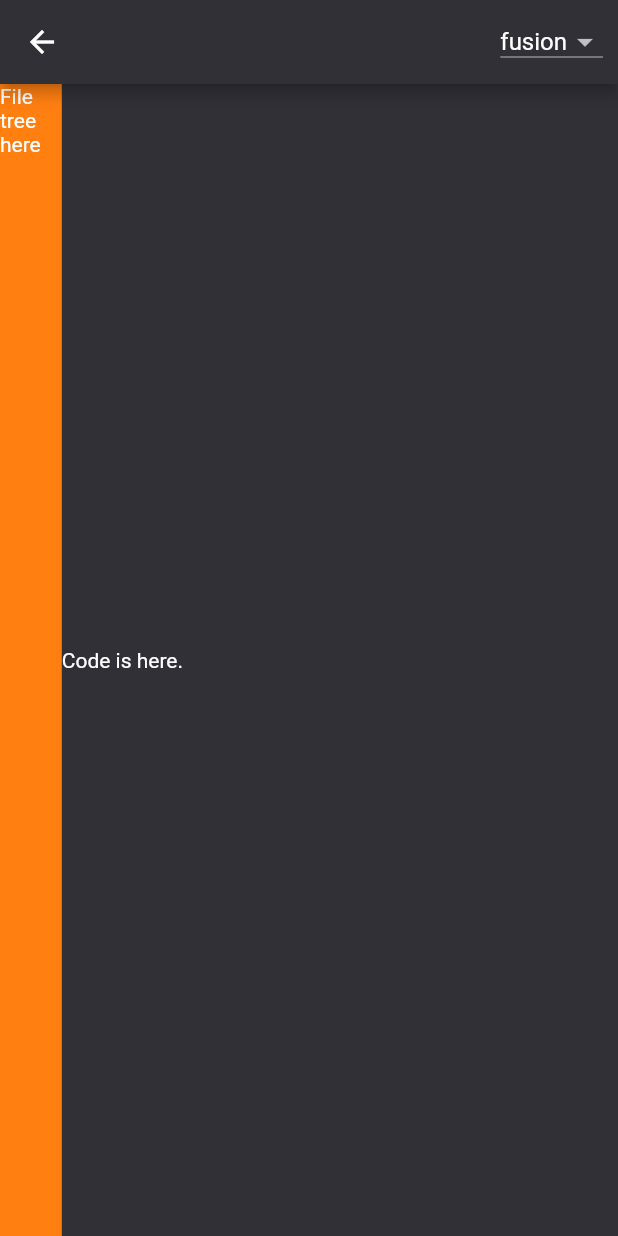
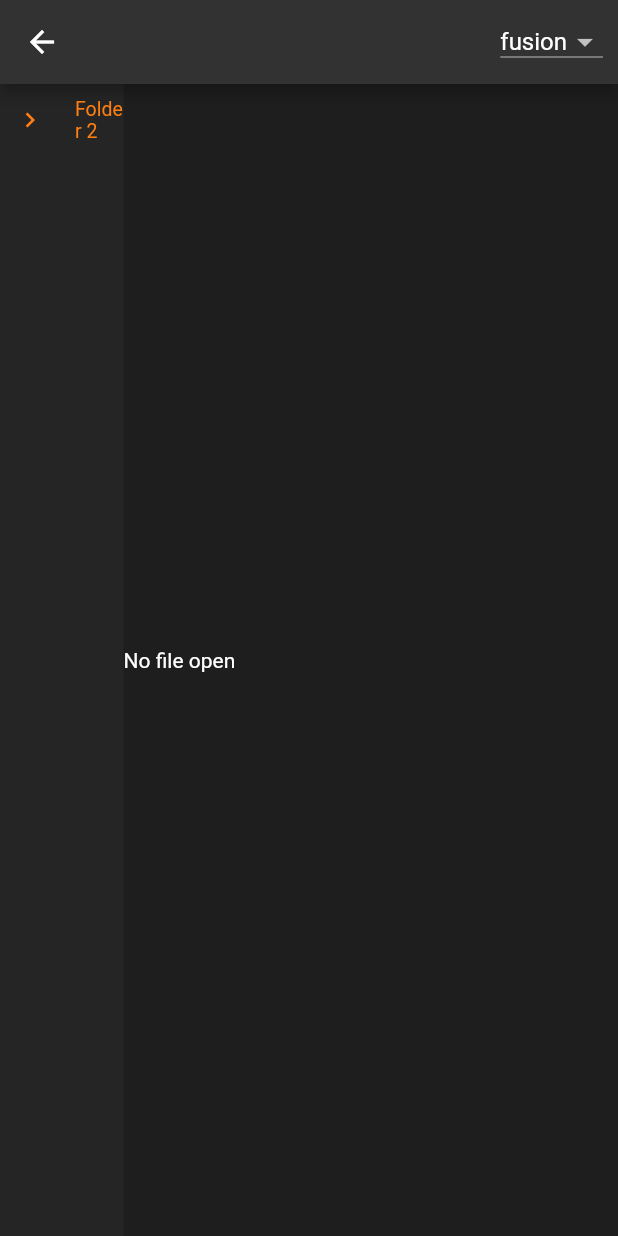
Before and after one commit to barboraplasovska/jaguar, a Flutter app: the screen it shows after launch, after a tap on "Open the editor", on a phone screen of 412 x 824 dp. Run offline on Flutter 3.47's test engine with Material 2 defaults, Android fonts, the phone set to English and light mode, and no system bars.

Commit message:
feat: file tree component (#11)
* feat: file tree working, even opens file and shows its name

* feat: made file tree pretty & changed some theme clours

```diff
--- a/lib/backend/domains/service/node_service/node_service.dart
+++ b/lib/backend/domains/service/node_service/node_service.dart
@@ -22,7 +22,7 @@ class NodeService implements INodeService {
   INode create(INode? folder, String name, NodeType type) {
     FileSystemEntity newFile;
 
-    String path = folder != null ?  folder.getPath() + name : name;
+    String path = folder != null ? folder.getPath() + name : name;
     if (type == NodeType.file) {
       newFile = File(path);
     } else {
--- a/lib/components/file_detail/file_detail.dart
+++ b/lib/components/file_detail/file_detail.dart
@@ -1,10 +1,19 @@
+import 'dart:io';
+
 import 'package:flutter/material.dart';
 
 class FileDetail extends StatelessWidget {
-  const FileDetail({super.key});
+  final FileSystemEntity? selectedFile;
+
+  const FileDetail({
+    super.key,
+    this.selectedFile,
+  });
 
   @override
   Widget build(BuildContext context) {
-    return const Text("Code is here.");
+    return selectedFile != null
+        ? Text(selectedFile.toString())
+        : const Text("No file open");
   }
 }
--- /dev/null
+++ b/lib/components/file_tree/file_provider.dart
@@ -0,0 +1,19 @@
+import 'dart:io';
+
+import 'package:flutter/material.dart';
+import 'package:provider/provider.dart';
+
+class FileProvider extends ChangeNotifier {
+  FileSystemEntity? _selectedFile;
+
+  FileSystemEntity? get selectedFile => _selectedFile;
+
+  set selectedFile(FileSystemEntity? file) {
+    _selectedFile = file;
+    notifyListeners();
+  }
+
+  static FileProvider create(BuildContext context) {
+    return Provider.of<FileProvider>(context, listen: false);
+  }
+}
--- a/lib/components/file_tree/file_tree.dart
+++ b/lib/components/file_tree/file_tree.dart
@@ -1,15 +1,36 @@
 import 'package:flutter/material.dart';
+import 'package:pingfrontend/backend/domains/entity/node_interface.dart';
+import 'package:provider/provider.dart';
+
+import 'file_provider.dart';
+import 'tree_view.dart';
 
 class FileTree extends StatelessWidget {
-  const FileTree({super.key});
+  final INode root;
+
+  const FileTree({
+    super.key,
+    required this.root,
+  });
 
   @override
   Widget build(BuildContext context) {
-    return Container(
-      color: Theme.of(context).colorScheme.primary,
-      child: const Column(
-        children: [Text("File tree here")],
-      ),
+    return Consumer<FileProvider>(
+      builder: (context, fileProvider, _) {
+        return ChangeNotifierProvider<FileProvider>.value(
+          value: fileProvider,
+          child: TreeView(
+            root: root,
+            onFileSelected: (file) {
+              final fileProvider = Provider.of<FileProvider>(
+                context,
+                listen: false,
+              );
+              fileProvider.selectedFile = file;
+            },
+          ),
+        );
+      },
     );
   }
 }
--- /dev/null
+++ b/lib/components/file_tree/tree_view.dart
@@ -0,0 +1,101 @@
+import 'dart:io';
+
+import 'package:flutter/material.dart';
+
+import '../../backend/domains/entity/node_interface.dart';
+
+class TreeView extends StatefulWidget {
+  final INode root;
+  final void Function(FileSystemEntity file)? onFileSelected;
+
+  const TreeView({
+    Key? key,
+    required this.root,
+    required this.onFileSelected,
+  }) : super(key: key);
+
+  @override
+  State<TreeView> createState() => _TreeViewState();
+}
+
+class _TreeViewState extends State<TreeView> {
+  List<INode> expandedNodes = [];
+
+  void toggleExpansion(INode node) {
+    setState(() {
+      if (expandedNodes.contains(node)) {
+        expandedNodes.remove(node);
+      } else {
+        expandedNodes.add(node);
+      }
+    });
+  }
+
+  Widget _buildNode(INode node, {double level = 0}) {
+    if (node.isFolder()) {
+      bool isExpanded = expandedNodes.contains(node);
+
+      return Container(
+        padding: EdgeInsets.only(left: 20 * level),
+        child: Column(
+          crossAxisAlignment: CrossAxisAlignment.start,
+          children: [
+            ListTile(
+              dense: true,
+              hoverColor:
+                  Theme.of(context).colorScheme.primary.withOpacity(0.2),
+              horizontalTitleGap: 0,
+              contentPadding: const EdgeInsets.only(left: 10),
+              leading: Icon(
+                isExpanded
+                    ? Icons.keyboard_arrow_down
+                    : Icons.keyboard_arrow_right,
+                size: 20,
+                color: Theme.of(context).colorScheme.primary,
+              ),
+              title: Text(
+                node.getPath(),
+                style: TextStyle(
+                  color: Theme.of(context).colorScheme.primary,
+                ),
+              ),
+              onTap: () {
+                toggleExpansion(node);
+              },
+            ),
+            if (isExpanded)
+              ...node
+                  .getChildren()
+                  .map(
+                    (child) => _buildNode(
+                      child,
+                      level: level + 1,
+                    ),
+                  )
+                  .toList(),
+          ],
+        ),
+      );
+    } else {
+      return ListTile(
+        dense: true,
+        hoverColor: Theme.of(context).colorScheme.primary.withOpacity(0.2),
+        title: Text(node.getPath()),
+        onTap: () {
+          if (widget.onFileSelected != null) {
+            widget.onFileSelected!(node.getFile());
+          }
+        },
+      );
+    }
+  }
+
+  @override
+  Widget build(BuildContext context) {
+    return ListView(
+      children: [
+        _buildNode(widget.root),
+      ],
+    );
+  }
+}
--- a/lib/pages/code_editor/code_editor_page.dart
+++ b/lib/pages/code_editor/code_editor_page.dart
@@ -1,8 +1,13 @@
+import 'dart:io';
+
 import 'package:flutter/material.dart';
 import 'package:pingfrontend/components/file_tree/file_tree.dart';
 import 'package:provider/provider.dart';
 
+import '../../backend/domains/entity/node/node.dart';
+import '../../backend/domains/entity/node_interface.dart';
 import '../../components/file_detail/file_detail.dart';
+import '../../components/file_tree/file_provider.dart';
 import '../../themes/theme_switcher.dart';
 
 class CodeEditorPage extends StatefulWidget {
@@ -13,14 +18,38 @@ class CodeEditorPage extends StatefulWidget {
 }
 
 class _CodeEditorPageState extends State<CodeEditorPage> {
+  // FIXME-begin: hardcoded for file-tree
+  final INode root = Node(
+    File('Folder 2'),
+    NodeType.folder,
+    [
+      Node(File('File 3'), NodeType.file, []),
+      Node(
+        File('Subfolder'),
+        NodeType.folder,
+        [
+          Node(File('File 4'), NodeType.file, []),
+        ],
+      ),
+    ],
+  );
+  // FIXME-end:
+
   @override
   Widget build(BuildContext context) {
     final themeSwitcher = Provider.of<ThemeSwitcher>(context);
 
-    return Scaffold(
-      backgroundColor: Theme.of(context).colorScheme.secondary,
+    return MultiProvider(
+      providers: [
+        ChangeNotifierProvider<FileProvider>(create: (_) => FileProvider()),
+        ChangeNotifierProvider<ThemeSwitcher>.value(
+          value: themeSwitcher,
+        ),
+      ],
+      child: Scaffold(
+        backgroundColor: Theme.of(context).colorScheme.background,
         appBar: AppBar(
-        backgroundColor: Theme.of(context).colorScheme.primaryContainer,
+          backgroundColor: Theme.of(context).colorScheme.onBackground,
           actions: [
             Padding(
               padding: const EdgeInsets.all(10),
@@ -43,17 +72,29 @@ class _CodeEditorPageState extends State<CodeEditorPage> {
             ),
           ],
         ),
-      body: const Row(
+        body: Row(
           children: [
             Expanded(
-            flex: 1,
-            child: FileTree(),
+              flex: 2,
+              child: Container(
+                color: Theme.of(context).colorScheme.primaryContainer,
+                child: FileTree(
+                  root: root,
                 ),
-          Expanded(
-            flex: 9,
-            child: FileDetail(),
+              ),
+            ),
+            Consumer<FileProvider>(
+              builder: (context, fileProvider, _) {
+                return Expanded(
+                  flex: 8,
+                  child: FileDetail(
+                    selectedFile: fileProvider.selectedFile,
+                  ),
+                );
+              },
             ),
           ],
+        ),
       ),
     );
   }
--- a/lib/themes/fusion_theme.dart
+++ b/lib/themes/fusion_theme.dart
@@ -13,9 +13,9 @@ ThemeData _fusionTheme() {
       onSecondary: const Color(0xFFF5F5F5),
       tertiary: const Color(0xFF058ED9),
       onTertiary: const Color(0xFFF5F5F5),
-      background: const Color(0xFFF5F5F5),
-      onBackground: const Color(0xFF050401),
-      primaryContainer: const Color(0xFF303036),
+      background: const Color(0xFF1E1E1E),
+      onBackground: const Color(0xFF323233),
+      primaryContainer: const Color(0xFF252526),
     ),
   );
 }
--- a/lib/themes/java_theme.dart
+++ b/lib/themes/java_theme.dart
@@ -13,9 +13,9 @@ ThemeData _javaTheme() {
       onSecondary: const Color(0xFF050401),
       tertiary: const Color(0xFFAC3931),
       onTertiary: const Color(0xFFF5F5F5),
-      background: const Color(0xFFF5F5F5),
-      onBackground: const Color(0xFF050401),
-      primaryContainer: const Color(0xFF303036),
+      background: const Color(0xFF1E1E1E),
+      onBackground: const Color(0xFF323233),
+      primaryContainer: const Color(0xFF252526),
     ),
   );
 }
--- a/lib/themes/tiger_theme.dart
+++ b/lib/themes/tiger_theme.dart
@@ -12,9 +12,9 @@ ThemeData _tigerTheme() {
       secondary: const Color(0xFF303036),
       onSecondary: const Color(0xFFF5F5F5),
       tertiary: const Color(0xFF050401),
-      background: const Color(0xFFF5F5F5),
-      onBackground: const Color(0xFF050401),
-      primaryContainer: const Color(0xFF303036),
+      background: const Color(0xFF1E1E1E),
+      onBackground: const Color(0xFF323233),
+      primaryContainer: const Color(0xFF252526),
     ),
   );
 }
```
Lines whose indentation alone changed are shown as unchanged.
